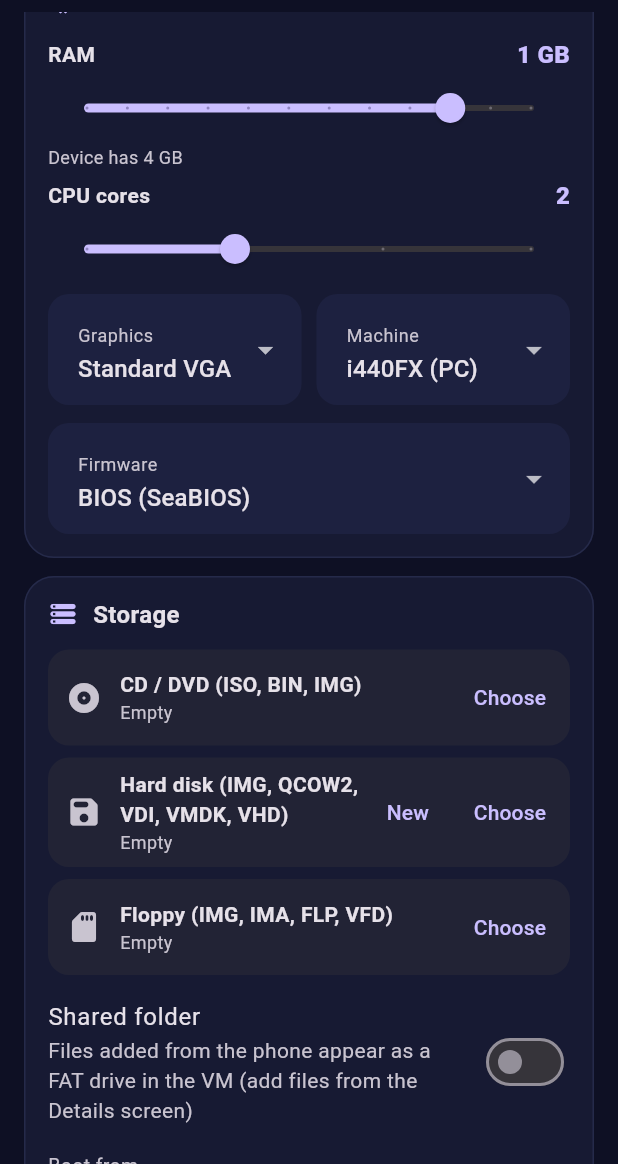
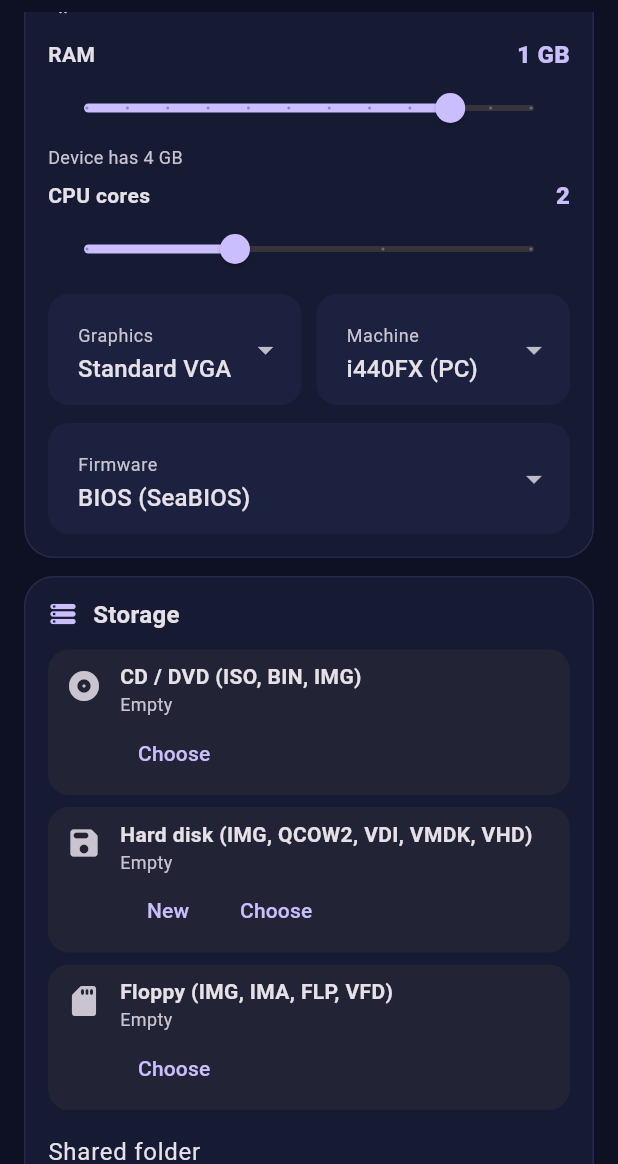
Before and after one commit to XADAN-900/MobilVM, a Flutter app: the EditorScreen screen opened directly, scrolled down 576 dp, on a phone screen of 412 x 824 dp, the part 72-1236 px from its top. Run offline on Flutter 3.47's test engine with Material 3 defaults, Android fonts, the phone set to English and light mode, and no system bars.

Commit message:
Dar ekran ve uzun cevirilerde tasan 5 yerlesim duzeltildi
Co-Authored-By: Claude Opus 5.5 <noreply@anthropic.com>
Claude-Session: https://claude.ai/code/session_01CACA2R76C8V6zKrvmZCuWX

```diff
--- a/lib/screens/editor_screen.dart
+++ b/lib/screens/editor_screen.dart
@@ -616,13 +616,16 @@ class _EditorScreenState extends State<EditorScreen> {
     return Padding(
       padding: const EdgeInsets.only(bottom: 8),
       child: Container(
-        padding: const EdgeInsets.fromLTRB(12, 8, 4, 8),
+        padding: const EdgeInsetsDirectional.fromSTEB(12, 8, 4, 4),
         decoration: BoxDecoration(
           color: cs.surfaceContainerHighest.withOpacity(0.35),
           borderRadius: BorderRadius.circular(14),
         ),
-        child: Row(children: [
-          Icon(icon, color: path.isEmpty ? cs.onSurfaceVariant : cs.primary),
+        child: Row(crossAxisAlignment: CrossAxisAlignment.start, children: [
+          Padding(
+            padding: const EdgeInsets.only(top: 4),
+            child: Icon(icon, color: path.isEmpty ? cs.onSurfaceVariant : cs.primary),
+          ),
           const SizedBox(width: 12),
           Expanded(
             child: Column(crossAxisAlignment: CrossAxisAlignment.start, children: [
@@ -633,9 +636,10 @@ class _EditorScreenState extends State<EditorScreen> {
                 overflow: TextOverflow.ellipsis,
                 style: TextStyle(fontSize: 12, color: cs.onSurfaceVariant),
               ),
+              // Butonlar alt satırda: dar ekranda ve uzun çevirilerde taşmaz
+              Wrap(spacing: 4, children: actions),
             ]),
           ),
-          ...actions,
           if (path.isNotEmpty)
             IconButton(
               tooltip: t('Kaldır', 'Remove'),
--- a/lib/widgets/common.dart
+++ b/lib/widgets/common.dart
@@ -81,7 +81,7 @@ class SectionCard extends StatelessWidget {
             Row(children: [
               Icon(icon, size: 20, color: cs.primary),
               const SizedBox(width: 10),
-              Text(title, style: const TextStyle(fontSize: 16, fontWeight: FontWeight.w700)),
+              Expanded(child: Text(title, style: const TextStyle(fontSize: 16, fontWeight: FontWeight.w700))),
             ]),
             const SizedBox(height: 12),
             ...children,
```
Also changed, not shown: lib/screens/wizard_screen.dart (+20 -8 lines).
